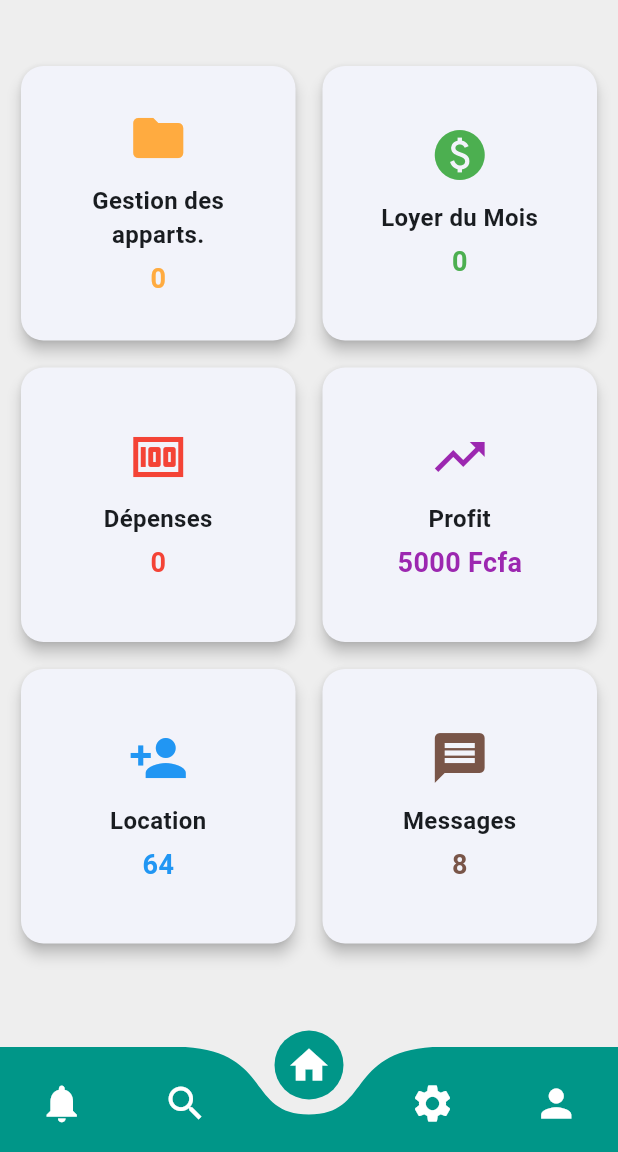
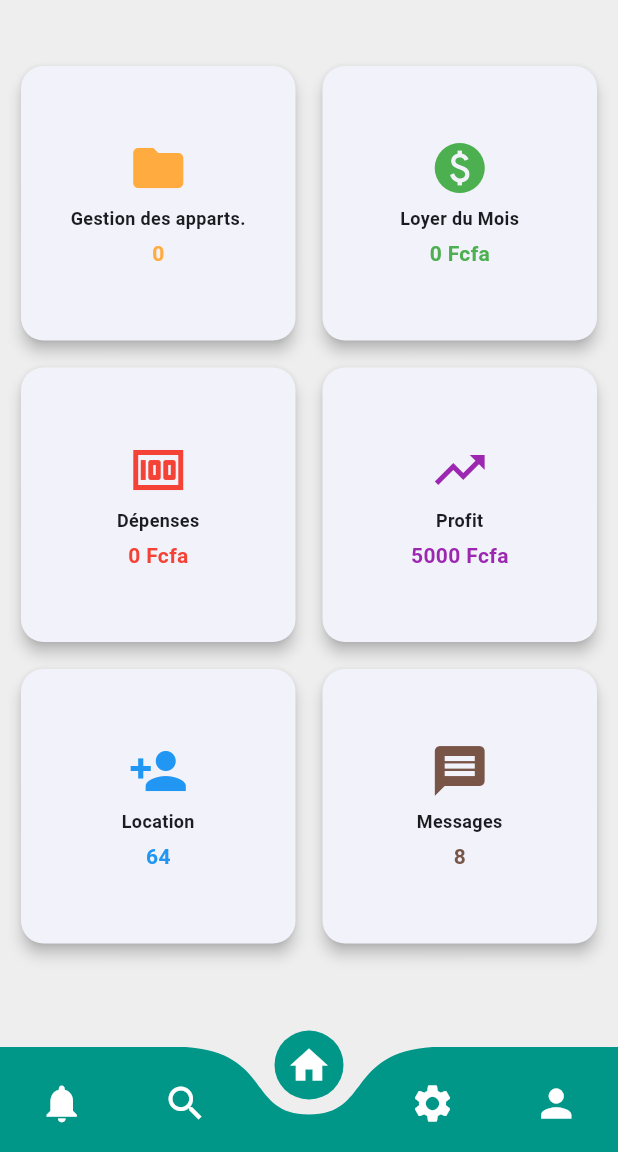
Before and after one commit to kath47/myproperty, a Flutter app: the screen it shows after launch, on a phone screen of 412 x 824 dp, the part 84-1236 px from its top. Run offline on Flutter 3.47's test engine with Material 3 defaults, Android fonts, the phone set to English and light mode, and no system bars; drawn by our look-alikes of curved_navigation_bar; our stand-ins replace dotted_border, get, image_picker, line_awesome_flutter, shared_preferences, sqflite; accounts and stored records are empty.

Commit message:
reglage champ

```diff
--- a/lib/main.dart
+++ b/lib/main.dart
@@ -17,7 +17,7 @@ class MyApp extends StatelessWidget {
         colorScheme: ColorScheme.fromSeed(seedColor: Colors.blue),
         useMaterial3: true,
       ),
-      home:  HomePage()
+      home:  const HomePage()
     );
   }
 }
--- a/lib/page/House/add_proprio.dart
+++ b/lib/page/House/add_proprio.dart
@@ -91,7 +91,7 @@ class _ProprioPageState extends State<ProprioPage> {
                         items: ['Mr', 'Ms', 'Mme'].map((String value) {
                           return DropdownMenuItem<String>(
                             value: value,
-                            child: Text(value),
+                            child: Text(value, style: const TextStyle(fontSize: 12)),
                           );
                         }).toList(),
                         onChanged: (value) {
@@ -141,7 +141,7 @@ class _ProprioPageState extends State<ProprioPage> {
                   ].map((String value) {
                     return DropdownMenuItem<String>(
                       value: value,
-                      child: Text(value),
+                      child: Text(value, style: const TextStyle(fontSize: 12)),
                     );
                   }).toList(),
                   onChanged: (value) {
@@ -210,7 +210,7 @@ class _ProprioPageState extends State<ProprioPage> {
                         items: ['Carte d\'identité', 'Attestation', 'Autres'].map((String value) {
                           return DropdownMenuItem<String>(
                             value: value,
-                            child: Text(value),
+                            child: Text(value, style: const TextStyle(fontSize: 12)),
                           );
                         }).toList(),
                         onChanged: (value) {
--- a/lib/page/SearchPage.dart
+++ b/lib/page/SearchPage.dart
@@ -57,9 +57,9 @@ class _SearchPageState extends State<SearchPage> {
                       itemBuilder: (context, index) {
                         final property = searchResults[index];
                         return ListTile(
-                          title: Text(property['name']),
-                          subtitle: Text('Catégorie: ${property['category']}'),
-                          trailing: Text('Loyer: ${property['rent']} €'),
+                          title: Text(property['titre'], style: const TextStyle(fontSize: 18, fontWeight: FontWeight.bold)),
+                          subtitle: Text('Description: ${property['description']}'),
+                          trailing: Text('Loyer: ${property['rentCost']} €', style: const TextStyle(fontSize: 14, fontWeight: FontWeight.bold)),
                         );
                       },
                     ),
--- a/lib/page/home_page.dart
+++ b/lib/page/home_page.dart
@@ -150,8 +150,8 @@ class _HomePageContentState extends State<HomePageContent> {
               context,
               const PagesListView()
             ),
-            _buildStatCard('Loyer du Mois', '${widget.sommeTotal.toInt()}', Icons.paid, Colors.green, context, const RentDetailsPage()),
-            _buildStatCard('Dépenses', '${widget.totalExpenses.toInt()}', Icons.money, Colors.red, context, const ExpenseDetailsPage()),
+            _buildStatCard('Loyer du Mois', '${widget.sommeTotal.toInt()} Fcfa', Icons.paid, Colors.green, context, const RentDetailsPage()),
+            _buildStatCard('Dépenses', '${widget.totalExpenses.toInt()} Fcfa', Icons.money, Colors.red, context, const ExpenseDetailsPage()),
             _buildStatCard('Profit', '5000 Fcfa', Icons.trending_up, Colors.purple, context, const ProfitDetailsPage()),
             _buildStatCard('Location', '64', Icons.person_add, Colors.blue, context, const RequestsPage()),
             _buildStatCard('Messages', '8', Icons.message, Colors.brown, context, const MessagesPage()),
@@ -178,16 +178,16 @@ class _HomePageContentState extends State<HomePageContent> {
             mainAxisAlignment: MainAxisAlignment.center,
             children: [
               Icon(icon, size: 40, color: color),
-              const SizedBox(height: 10),
+              const SizedBox(height: 5),
               Text(
                 title,
-                style: const TextStyle(fontSize: 16, fontWeight: FontWeight.bold),
+                style: const TextStyle(fontSize: 12, fontWeight: FontWeight.bold),
                 textAlign: TextAlign.center,
               ),
               const SizedBox(height: 5),
               Text(
                 value,
-                style: TextStyle(fontSize: 18, fontWeight: FontWeight.bold, color: color),
+                style: TextStyle(fontSize: 14, fontWeight: FontWeight.bold, color: color),
               ),
             ],
           ),
```
Also changed, not shown: lib/data/db_helper.dart (+12 -14 lines).
